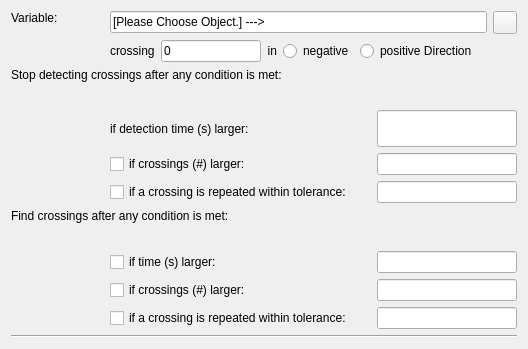
Qt form copasi/UI/CQCrossSectionTaskWidget.ui (copasi/COPASI) before a commit.
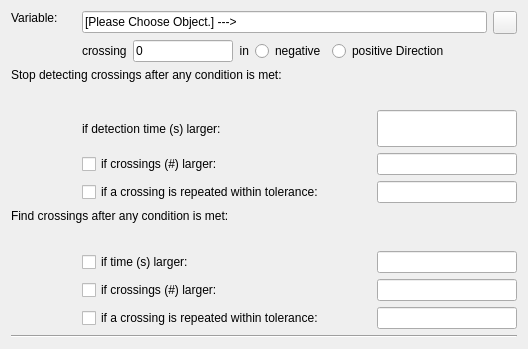
The same form after that commit. Custom widgets are drawn as their Qt base class.

Commit message: - issue 2710: change resizing of cross section widget

Patch:
```diff
--- a/copasi/UI/CQCrossSectionTaskWidget.ui
+++ b/copasi/UI/CQCrossSectionTaskWidget.ui
@@ -26,7 +26,7 @@
   </property>
   <layout class="QVBoxLayout" name="verticalLayout">
    <item>
-    <layout class="QGridLayout" name="mpGridLayout">
+    <layout class="QGridLayout" name="mpGridLayout" columnstretch="0,1,1">
      <item row="0" column="0">
       <widget class="QLabel" name="mpLblVariable">
        <property name="minimumSize">
@@ -140,7 +140,7 @@
        </item>
       </layout>
      </item>
-     <item row="2" column="0" colspan="2">
+     <item row="2" column="0" colspan="3">
       <widget class="QLabel" name="label_4">
        <property name="minimumSize">
         <size>
@@ -246,7 +246,7 @@
        </property>
       </widget>
      </item>
-     <item row="6" column="0" colspan="2">
+     <item row="6" column="0" colspan="3">
       <widget class="QLabel" name="mpLblLT">
        <property name="minimumSize">
         <size>
```
Left out of the diff: 2 changed lines with no effect on the pictures.
